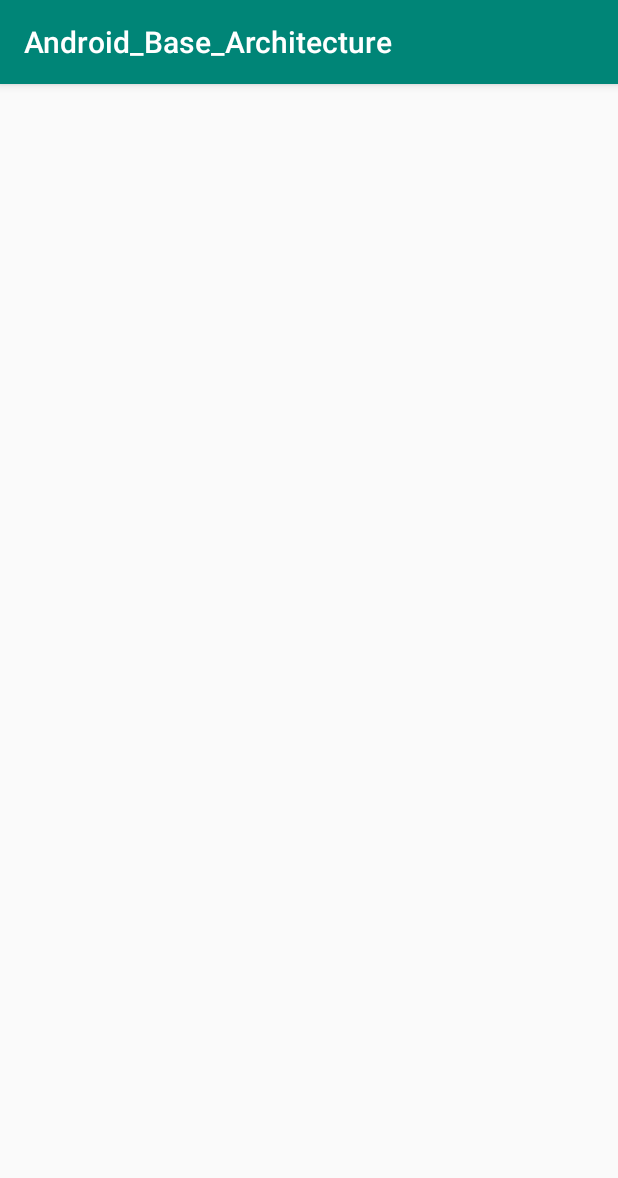
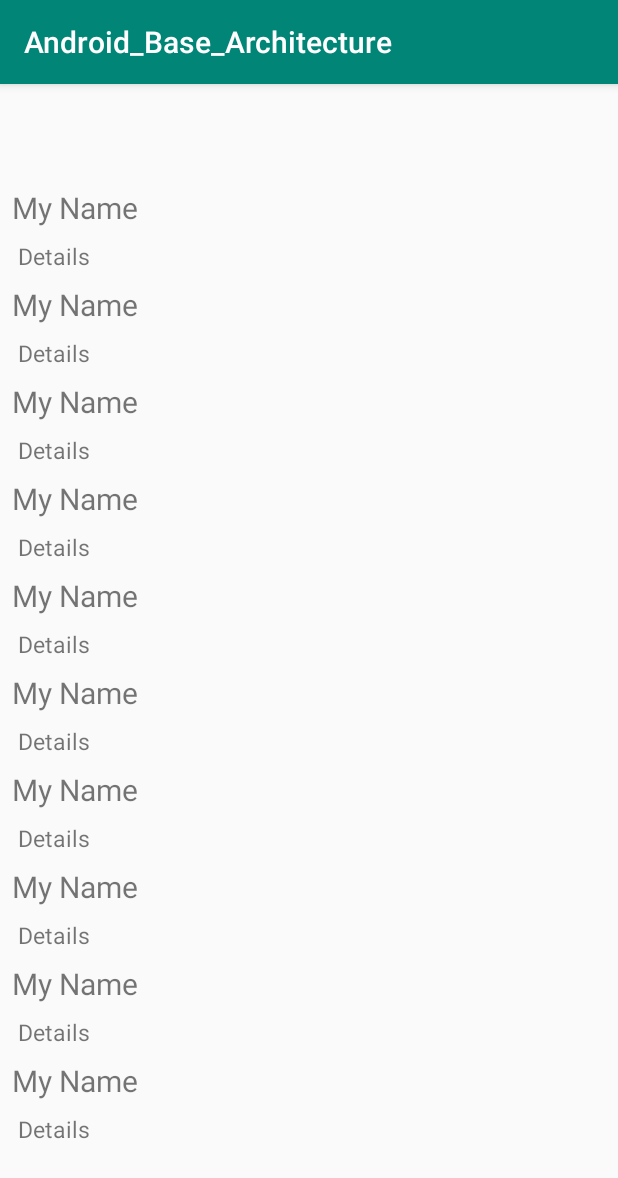
Before and after one commit to antoyohan/Android_Base_Architecture, an Android app: the screen it shows after launch (MainActivity), on a phone screen of 412 x 824 dp. Shown: the top 1178 px of the screen. Run offline under Robolectric (Android 15) with nearby library versions, the phone set to English and light mode, and no system bars; our stand-ins replace Dagger/Hilt's generated code, data binding; libraries missing offline, so code that uses them is left out: com.jakewharton.retrofit2; 2 statements that could not run were skipped.

Commit message:
recycler view added

```diff
--- a/app/build.gradle
+++ b/app/build.gradle
@@ -51,11 +51,11 @@ dependencies {
     implementation 'com.squareup.retrofit2:retrofit:2.5.0'
     implementation 'com.jakewharton.retrofit:retrofit2-rxjava2-adapter:1.0.0'
     // Architecture Component - Room
-    implementation "android.arch.persistence.room:runtime:1.1.1"
+    implementation 'android.arch.persistence.room:runtime:1.1.1'
     annotationProcessor "android.arch.persistence.room:compiler:1.1.1"
-
     // Lifecyles, LiveData and ViewModel
-    implementation "android.arch.lifecycle:runtime:1.1.1"
-    implementation "android.arch.lifecycle:extensions:1.1.1"
+    implementation 'android.arch.lifecycle:runtime:1.1.1'
+    implementation 'android.arch.lifecycle:extensions:1.1.1'
     annotationProcessor "android.arch.lifecycle:compiler:1.1.1"
+    implementation 'com.android.support:recyclerview-v7:28.0.0'
 }
--- /dev/null
+++ b/app/src/main/java/com/example/ando/android_base_architecture/models/Employee.java
@@ -0,0 +1,27 @@
+package com.example.ando.android_base_architecture.models;
+
+public class Employee {
+    private String mTitle;
+    private String mSubTitle;
+
+    public Employee(String mTitle, String mSubTitle) {
+        this.mTitle = mTitle;
+        this.mSubTitle = mSubTitle;
+    }
+
+    public String getmTitle() {
+        return mTitle;
+    }
+
+    public void setmTitle(String mTitle) {
+        this.mTitle = mTitle;
+    }
+
+    public String getmSubTitle() {
+        return mSubTitle;
+    }
+
+    public void setmSubTitle(String mSubTitle) {
+        this.mSubTitle = mSubTitle;
+    }
+}
--- /dev/null
+++ b/app/src/main/java/com/example/ando/android_base_architecture/ui/Fragment_Recycler.java
@@ -0,0 +1,66 @@
+package com.example.ando.android_base_architecture.ui;
+
+import android.databinding.DataBindingUtil;
+import android.os.Bundle;
+import android.support.annotation.NonNull;
+import android.support.annotation.Nullable;
+import android.support.v4.app.Fragment;
+import android.support.v7.widget.LinearLayoutManager;
+import android.util.Log;
+import android.view.LayoutInflater;
+import android.view.View;
+import android.view.ViewGroup;
+
+import com.example.ando.android_base_architecture.R;
+import com.example.ando.android_base_architecture.databinding.FragmentListBinding;
+import com.example.ando.android_base_architecture.models.Employee;
+import com.example.ando.android_base_architecture.ui.adapters.ListRecyclerViewAdapter;
+
+import java.util.ArrayList;
+import java.util.List;
+
+import javax.inject.Inject;
+
+public class Fragment_Recycler extends Fragment {
+    private static String TAG = Fragment_Recycler.class.getSimpleName();
+
+    private FragmentListBinding layoutBinding;
+
+    @Inject
+    public Fragment_Recycler() {
+    }
+
+    @Override
+    public void onCreate(@Nullable Bundle savedInstanceState) {
+        super.onCreate(savedInstanceState);
+    }
+
+    @Nullable
+    @Override
+    public View onCreateView(@NonNull LayoutInflater inflater, @Nullable ViewGroup container, @Nullable Bundle savedInstanceState) {
+        layoutBinding = DataBindingUtil.inflate(inflater, R.layout.fragment_list, container, false);
+        Log.d(TAG, "onCreateView: ");
+        initViews();
+        return layoutBinding.getRoot();
+    }
+
+    @Override
+    public void onResume() {
+        super.onResume();
+    }
+
+    private void initViews() {
+        Log.d(TAG, "initViews:");
+        ListRecyclerViewAdapter adapter = new ListRecyclerViewAdapter(getEmloyeeList());
+        layoutBinding.mainList.setLayoutManager(new LinearLayoutManager(this.getContext()));
+        layoutBinding.mainList.setAdapter(adapter);
+    }
+
+    private List<Employee> getEmloyeeList() {
+        List<Employee> employeeList = new ArrayList<>();
+        for (int i = 0; i < 10; i++) {
+            employeeList.add(new Employee("My Name", " Details"));
+        }
+        return employeeList;
+    }
+}
--- a/app/src/main/java/com/example/ando/android_base_architecture/ui/MainActivity.java
+++ b/app/src/main/java/com/example/ando/android_base_architecture/ui/MainActivity.java
@@ -31,6 +31,8 @@ public class MainActivity extends AppCompatActivity implements HasSupportFragmen
     ApiService mApiService;
     @Inject
     FragmentA mFragmentA;
+    @Inject
+    Fragment_Recycler mFragmentRecycler;
 
     @Override
     protected void onCreate(Bundle savedInstanceState) {
@@ -46,7 +48,7 @@ public class MainActivity extends AppCompatActivity implements HasSupportFragmen
 
     private void loadFragment() {
         FragmentTransaction transaction = getSupportFragmentManager().beginTransaction();
-        transaction.add(R.id.fragment_container, mFragmentA);
+        transaction.add(R.id.fragment_container, mFragmentRecycler);
         transaction.commitNow();
     }
 
--- /dev/null
+++ b/app/src/main/java/com/example/ando/android_base_architecture/ui/adapters/ListRecyclerViewAdapter.java
@@ -0,0 +1,54 @@
+package com.example.ando.android_base_architecture.ui.adapters;
+
+import android.support.annotation.NonNull;
+import android.support.v7.widget.RecyclerView;
+import android.view.LayoutInflater;
+import android.view.View;
+import android.view.ViewGroup;
+import android.widget.TextView;
+
+import com.example.ando.android_base_architecture.R;
+import com.example.ando.android_base_architecture.models.Employee;
+
+import java.util.List;
+
+public class ListRecyclerViewAdapter extends RecyclerView.Adapter<ListRecyclerViewAdapter.ListViewHolder> {
+
+    List<Employee> mEmployeeList;
+
+    public ListRecyclerViewAdapter(List<Employee> employeeList) {
+        this.mEmployeeList = employeeList;
+    }
+
+    @NonNull
+    @Override
+    public ListViewHolder onCreateViewHolder(@NonNull ViewGroup viewGroup, int i) {
+        View itemview = LayoutInflater.from(viewGroup.getContext()).inflate(R.layout.employee_list_item,
+                viewGroup, false);
+        return new ListViewHolder(itemview);
+    }
+
+    @Override
+    public void onBindViewHolder(@NonNull ListViewHolder listViewHolder, int i) {
+        Employee employee = mEmployeeList.get(i);
+        listViewHolder.mTitle.setText(employee.getmTitle());
+        listViewHolder.mSubtitle.setText(employee.getmSubTitle());
+    }
+
+    @Override
+    public int getItemCount() {
+        return mEmployeeList.size();
+    }
+
+
+    class ListViewHolder extends RecyclerView.ViewHolder {
+        TextView mTitle;
+        TextView mSubtitle;
+
+        ListViewHolder(@NonNull View itemView) {
+            super(itemView);
+            mTitle = itemView.findViewById(R.id.title);
+            mSubtitle = itemView.findViewById(R.id.sub_title);
+        }
+    }
+}
--- /dev/null
+++ b/app/src/main/res/layout/employee_list_item.xml
@@ -0,0 +1,26 @@
+<?xml version="1.0" encoding="utf-8"?>
+<android.support.constraint.ConstraintLayout xmlns:android="http://schemas.android.com/apk/res/android"
+    xmlns:app="http://schemas.android.com/apk/res-auto"
+    android:layout_width="match_parent"
+    android:layout_height="wrap_content">
+
+    <TextView
+        android:id="@+id/title"
+        android:layout_width="wrap_content"
+        android:layout_height="wrap_content"
+        android:layout_marginStart="8dp"
+        android:layout_marginTop="8dp"
+        android:textSize="20dp"
+        app:layout_constraintStart_toStartOf="parent"
+        app:layout_constraintTop_toTopOf="parent" />
+
+    <TextView
+        android:id="@+id/sub_title"
+        android:layout_width="wrap_content"
+        android:layout_height="wrap_content"
+        android:layout_marginStart="8dp"
+        android:layout_marginTop="8dp"
+        android:textSize="15dp"
+        app:layout_constraintStart_toStartOf="parent"
+        app:layout_constraintTop_toBottomOf="@+id/title" />
+</android.support.constraint.ConstraintLayout>
--- /dev/null
+++ b/app/src/main/res/layout/fragment_list.xml
@@ -0,0 +1,19 @@
+<?xml version="1.0" encoding="utf-8"?>
+<layout>
+
+    <android.support.constraint.ConstraintLayout xmlns:android="http://schemas.android.com/apk/res/android"
+        xmlns:app="http://schemas.android.com/apk/res-auto"
+        android:layout_width="match_parent"
+        android:layout_height="match_parent">
+
+        <android.support.v7.widget.RecyclerView
+            android:id="@+id/main_list"
+            android:layout_width="match_parent"
+            android:layout_height="wrap_content"
+            android:layout_marginTop="8dp"
+            android:layout_marginBottom="8dp"
+            app:layout_constraintBottom_toBottomOf="parent"
+            app:layout_constraintTop_toTopOf="parent" />
+
+    </android.support.constraint.ConstraintLayout>
+</layout>
```
